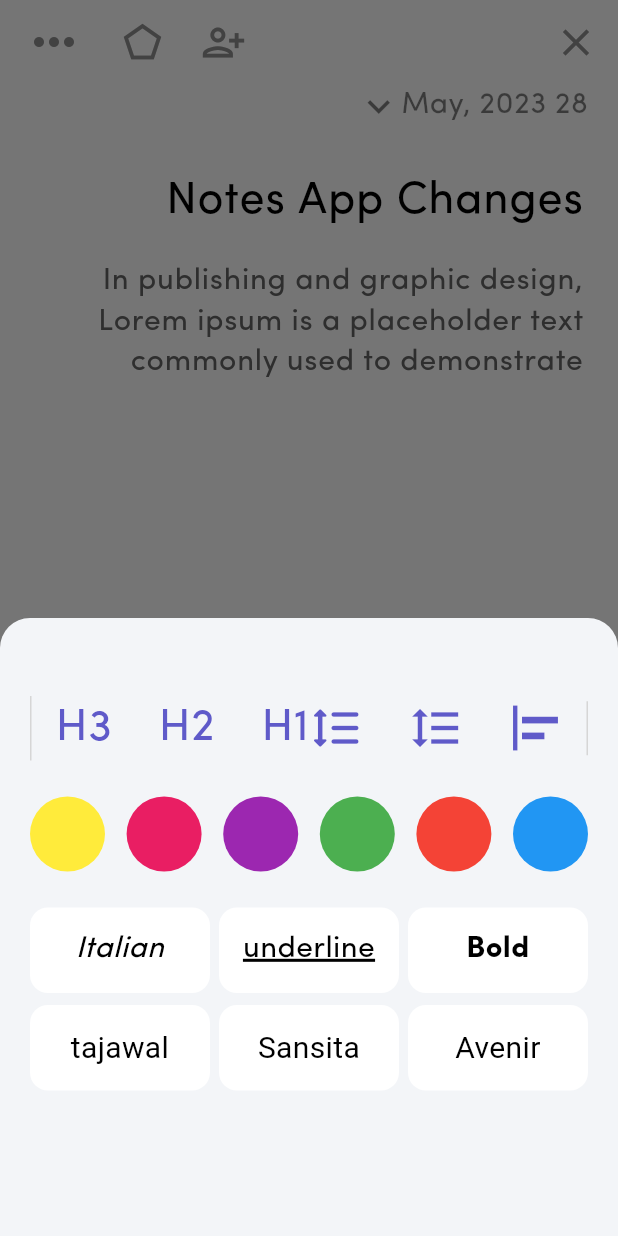
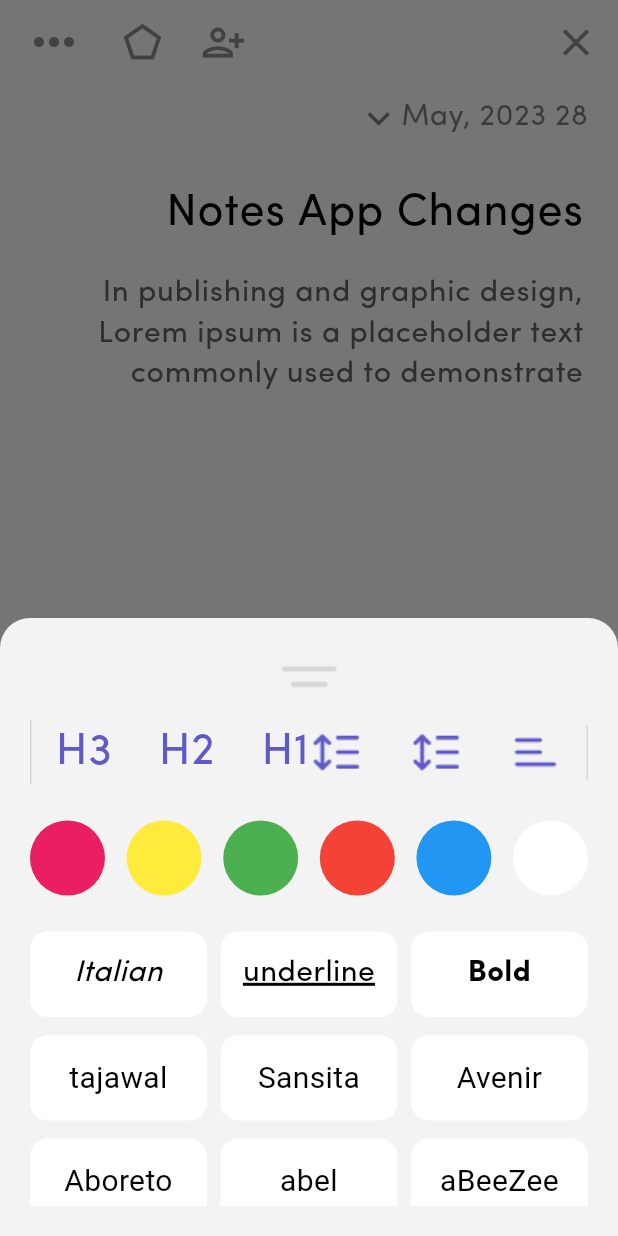
Before and after one commit to Abdullah98Om/note_app, a Flutter app: the NoteDetailesScreen screen opened by its route, after a tap on the "color lens" icon, on a phone screen of 412 x 824 dp. Run offline on Flutter 3.47's test engine with Material 3 defaults, Android fonts, the phone set to English and light mode, and no system bars; our stand-ins replace get, google_fonts, shared_preferences; accounts and stored records are empty; Roboto replaces fonts that are missing (Abel, Aboreto).

Commit message:
Create note detailes screen UI

```diff
--- a/lib/core/utility/constant.dart
+++ b/lib/core/utility/constant.dart
@@ -9,4 +9,7 @@ class AppImage {
   static String lockIcon = "assets/icons/lock.png";
   static String shareIcon = "assets/icons/share.png";
   static String drawerIcon = "assets/icons/drawer.png";
+  static String bottomIcon = "assets/icons/bottom_icon.png";
+  static String menuIcon = "assets/icons/menu.png";
+  static String lineSpacingIcon = "assets/icons/line_spacing.png";
 }
--- /dev/null
+++ b/lib/core/utility/enums.dart
@@ -0,0 +1,5 @@
+enum NoteAlign { ltr, center, rtl }
+
+enum NoteSize { h1, h2, h3 }
+
+enum NoteFontStyle { bold, underline, italic }
--- a/lib/views/noteDetailes/note_detailes_screen.dart
+++ b/lib/views/noteDetailes/note_detailes_screen.dart
@@ -1,6 +1,5 @@
 import 'package:flutter/material.dart';
 import 'package:get/get.dart';
-import 'package:note_app/core/locale/languages/lanuage_keys.dart';
 import 'package:note_app/core/utility/app_responsive.dart';
 import '../../core/widgets/float_action_button_widget.dart';
 import 'widgets/app_bar_note_screen_widget.dart';
@@ -19,7 +18,9 @@ class NoteDetailesScreen extends StatelessWidget {
       floatingActionButton: FloatActionButtonWidget(
           icon: Icons.color_lens,
           onTap: () {
-            Get.bottomSheet(const BottomSheetWidget());
+            Get.bottomSheet(
+              const BottomSheetWidget(),
+            );
           }),
       appBar: const AppBarNoteScreenWidget(),
       body: Stack(
@@ -30,6 +31,7 @@ class NoteDetailesScreen extends StatelessWidget {
             child: const Column(
               crossAxisAlignment: CrossAxisAlignment.start,
               children: [
+                SizedBox(height: 8),
                 DateWidget(),
                 TitleNoteWidget(),
                 DescriptionNoteWidget(),
--- a/lib/views/noteDetailes/widgets/bottom_sheet_widget.dart
+++ b/lib/views/noteDetailes/widgets/bottom_sheet_widget.dart
@@ -2,8 +2,7 @@ import 'package:flutter/material.dart';
 import 'package:get/get.dart';
 import 'package:google_fonts/google_fonts.dart';
 import 'package:note_app/core/utility/app_responsive.dart';
-
-import '../../../core/theme/app_color.dart';
+import 'package:note_app/core/utility/constant.dart';
 import 'font_style_widget.dart';
 
 class BottomSheetWidget extends StatelessWidget {
@@ -16,18 +15,24 @@ class BottomSheetWidget extends StatelessWidget {
       padding: const EdgeInsets.all(20),
       decoration: BoxDecoration(
         color:
-            Get.isDarkMode ? const Color(0xff272727) : AppColor.grayLightColor,
+            Get.isDarkMode ? const Color(0xff272727) : const Color(0xffF3F3F3),
         borderRadius: const BorderRadius.vertical(top: Radius.circular(20)),
       ),
       child: ListView(
         children: [
-          SizedBox(height: context.responsiveHeight(mobile: 32)),
+          Image.asset(
+            AppImage.bottomIcon,
+            width: context.responsiveWidth(mobile: 48),
+            height: context.responsiveWidth(mobile: 48),
+          ),
+
           // Align && Size Font
           Row(
             mainAxisAlignment: MainAxisAlignment.spaceBetween,
             children: [
               // Align
-              Expanded(
+              Flexible(
+                flex: 1,
                 child: Container(
                   padding: EdgeInsets.only(
                       right: context.responsiveWidth(mobile: 16)),
@@ -40,35 +45,20 @@ class BottomSheetWidget extends StatelessWidget {
                       // align
                       InkWell(
                         onTap: () {},
-                        child: Icon(
-                          Icons.align_horizontal_left,
-                          color: Get.isDarkMode
-                              ? Theme.of(context).colorScheme.primary
-                              : Theme.of(context).colorScheme.secondary,
-                          size: context.responsive(mobile: 36),
-                        ),
+                        child: Image.asset(AppImage.menuIcon,
+                            width: 36, height: 36),
                       ),
 
                       // space
                       InkWell(
                         onTap: () {},
-                        child: Icon(
-                          Icons.format_line_spacing_outlined,
-                          color: Get.isDarkMode
-                              ? Theme.of(context).colorScheme.primary
-                              : Theme.of(context).colorScheme.secondary,
-                          size: context.responsive(mobile: 36),
-                        ),
+                        child: Image.asset(AppImage.lineSpacingIcon,
+                            width: 36, height: 36),
                       ),
                       InkWell(
                         onTap: () {},
-                        child: Icon(
-                          Icons.format_line_spacing_rounded,
-                          color: Get.isDarkMode
-                              ? Theme.of(context).colorScheme.primary
-                              : Theme.of(context).colorScheme.secondary,
-                          size: context.responsive(mobile: 36),
-                        ),
+                        child: Image.asset(AppImage.lineSpacingIcon,
+                            width: 36, height: 36),
                       ),
                     ],
                   ),
@@ -76,7 +66,8 @@ class BottomSheetWidget extends StatelessWidget {
               ),
 
               // Size Text
-              Expanded(
+              Flexible(
+                flex: 1,
                 child: Container(
                   padding: EdgeInsets.only(
                       left: context.responsiveWidth(mobile: 16)),
@@ -145,6 +136,16 @@ class BottomSheetWidget extends StatelessWidget {
                     width: context.responsiveWidth(mobile: 50),
                     height: context.responsiveWidth(mobile: 50),
                     decoration: const BoxDecoration(
+                        shape: BoxShape.circle, color: Colors.white),
+                  ),
+                ),
+                // Color
+                InkWell(
+                  onTap: () {},
+                  child: Container(
+                    width: context.responsiveWidth(mobile: 50),
+                    height: context.responsiveWidth(mobile: 50),
+                    decoration: const BoxDecoration(
                         shape: BoxShape.circle, color: Colors.blue),
                   ),
                 ),
@@ -175,7 +176,7 @@ class BottomSheetWidget extends StatelessWidget {
                     width: context.responsiveWidth(mobile: 50),
                     height: context.responsiveWidth(mobile: 50),
                     decoration: const BoxDecoration(
-                        shape: BoxShape.circle, color: Colors.purple),
+                        shape: BoxShape.circle, color: Colors.yellow),
                   ),
                 ),
                 // Color
@@ -186,16 +187,6 @@ class BottomSheetWidget extends StatelessWidget {
                     height: context.responsiveWidth(mobile: 50),
                     decoration: const BoxDecoration(
                         shape: BoxShape.circle, color: Colors.pink),
-                  ),
-                ),
-                // Color
-                InkWell(
-                  onTap: () {},
-                  child: Container(
-                    width: context.responsiveWidth(mobile: 50),
-                    height: context.responsiveWidth(mobile: 50),
-                    decoration: const BoxDecoration(
-                        shape: BoxShape.circle, color: Colors.yellow),
                   ),
                 ),
               ],
@@ -211,7 +202,7 @@ class BottomSheetWidget extends StatelessWidget {
               FontStyleWidget(name: "Italian", bold: false, italic: true),
             ],
           ),
-          SizedBox(height: context.responsiveHeight(mobile: 8)),
+          SizedBox(height: context.responsiveHeight(mobile: 12)),
           // fonts
           Row(
             mainAxisAlignment: MainAxisAlignment.spaceBetween,
@@ -230,6 +221,24 @@ class BottomSheetWidget extends StatelessWidget {
                       fontSize: 20, fontWeight: FontWeight.w400)),
             ],
           ),
+          SizedBox(height: context.responsiveHeight(mobile: 12)),
+          Row(
+            mainAxisAlignment: MainAxisAlignment.spaceBetween,
+            children: [
+              FontStyleWidget(
+                  name: "aBeeZee",
+                  fontFamily: GoogleFonts.aBeeZee(
+                      fontSize: 20, fontWeight: FontWeight.w400)),
+              FontStyleWidget(
+                  name: "abel",
+                  fontFamily: GoogleFonts.abel(
+                      fontSize: 20, fontWeight: FontWeight.w400)),
+              FontStyleWidget(
+                  name: "Aboreto",
+                  fontFamily: GoogleFonts.aboreto(
+                      fontSize: 20, fontWeight: FontWeight.w400)),
+            ],
+          ),
         ],
       ),
     );
--- a/lib/views/noteDetailes/widgets/font_style_widget.dart
+++ b/lib/views/noteDetailes/widgets/font_style_widget.dart
@@ -21,7 +21,7 @@ class FontStyleWidget extends StatelessWidget {
       child: Container(
         alignment: Alignment.center,
         height: context.responsiveHeight(mobile: 57),
-        width: context.responsiveWidth(mobile: 120),
+        width: context.responsiveWidth(mobile: 118),
         decoration: BoxDecoration(
             borderRadius: BorderRadiusDirectional.circular(12),
             color: Color(Get.isDarkMode ? 0xff1F1F1F : 0xffffffff)),
```
Also changed, not shown: lib/models/note_model.dart (added, +23 -0 lines), lib/models/option_note_model.dart (added, +36 -0 lines), assets/icons/bottom_icon.png (added), assets/icons/line_spacing.png (added), assets/icons/menu.png (added).
